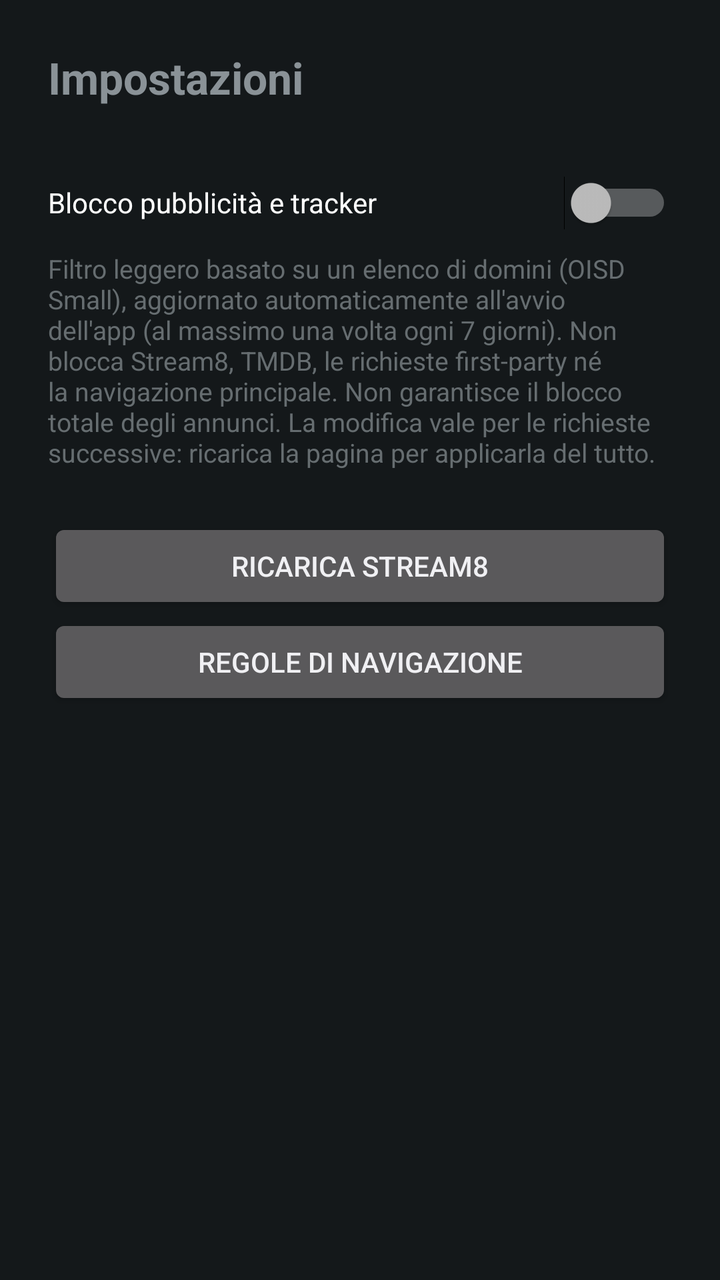
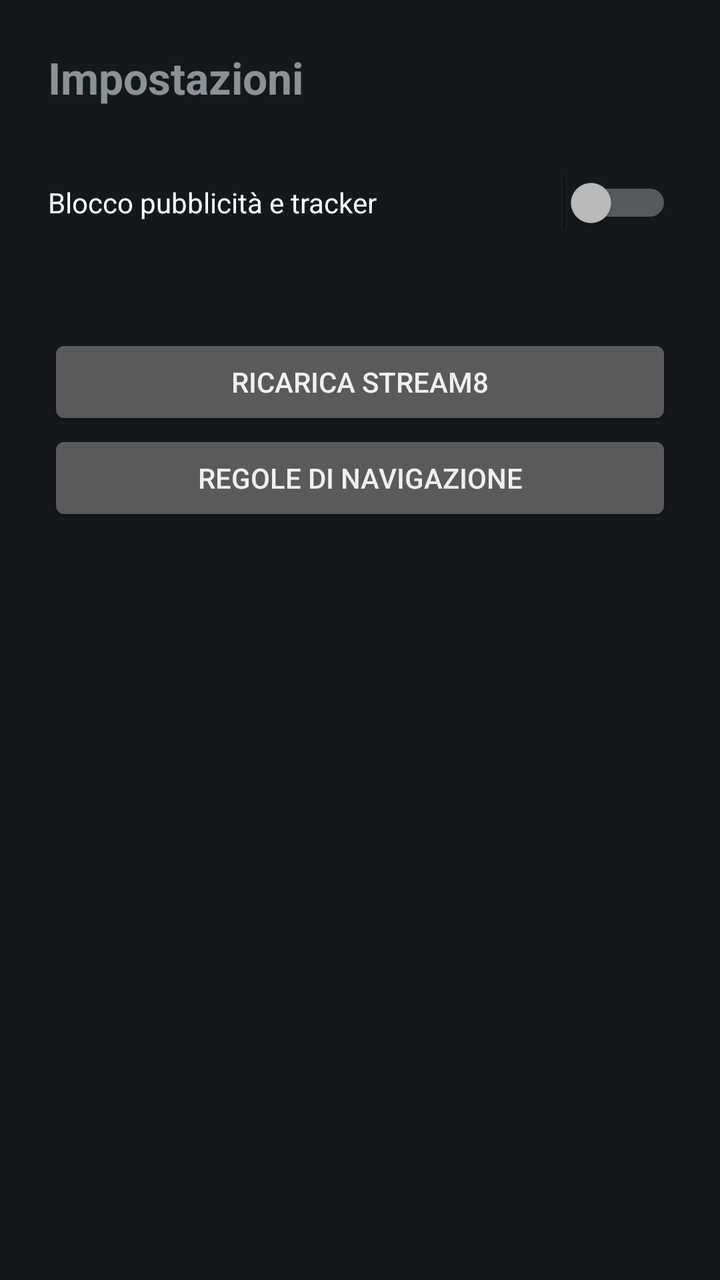

Two renders of the same Android screen: before a commit and after it. Below are the layout's source before the change and the commit's diff.
<!-- AndroidManifest.xml: application theme Theme.Stream8 -->
<!-- res/layout/activity_settings.xml -->
<?xml version="1.0" encoding="utf-8"?>
<ScrollView xmlns:android="http://schemas.android.com/apk/res/android"
    android:layout_width="match_parent"
    android:layout_height="match_parent"
    android:fitsSystemWindows="true">

    <LinearLayout
        android:layout_width="match_parent"
        android:layout_height="wrap_content"
        android:orientation="vertical"
        android:padding="24dp">

        <TextView
            android:layout_width="match_parent"
            android:layout_height="wrap_content"
            android:layout_marginBottom="24dp"
            android:text="@string/settings_title"
            android:textSize="22sp"
            android:textStyle="bold" />

        <Switch
            android:id="@+id/adblock_switch"
            android:layout_width="match_parent"
            android:layout_height="wrap_content"
            android:minHeight="48dp"
            android:text="@string/adblock_title" />

        <TextView
            android:layout_width="match_parent"
            android:layout_height="wrap_content"
            android:layout_marginBottom="24dp"
            android:alpha="0.7"
            android:text="@string/adblock_desc"
            android:textSize="13sp" />

        <Button
            android:id="@+id/reload_button"
            android:layout_width="match_parent"
            android:layout_height="wrap_content"
            android:text="@string/action_reload_home" />

        <Button
            android:id="@+id/rules_button"
            android:layout_width="match_parent"
            android:layout_height="wrap_content"
            android:text="@string/action_nav_rules" />

        <TextView
            android:id="@+id/version_text"
            android:layout_width="match_parent"
            android:layout_height="wrap_content"
            android:layout_marginTop="24dp"
            android:alpha="0.7"
            android:textSize="13sp" />
    </LinearLayout>
</ScrollView>
<!-- resources referenced by this layout -->
<resources>
  <string name="action_nav_rules">Regole di navigazione</string>
  <string name="action_reload_home">Ricarica Stream8</string>
  <string name="adblock_desc">Filtro leggero basato su un elenco di domini (OISD Small), aggiornato automaticamente all\'avvio dell\'app (al massimo una volta ogni 7 giorni). Non blocca Stream8, TMDB, le richieste first-party né la navigazione principale. Non garantisce il blocco totale degli annunci. La modifica vale per le richieste successive: ricarica la pagina per applicarla del tutto.</string>
  <string name="adblock_title">Blocco pubblicità e tracker</string>
  <string name="settings_title">Impostazioni</string>
  <style name="Theme.Stream8" parent="Base.Theme.Stream8" />
  <style name="Base.Theme.Stream8" parent="android:Theme.DeviceDefault.NoActionBar">
          <item name="android:windowBackground">@color/background</item>
          <item name="android:statusBarColor">@android:color/transparent</item>
          <item name="android:navigationBarColor">@android:color/transparent</item>
          <item name="android:windowDrawsSystemBarBackgrounds">true</item>
          
          <item name="android:windowLightStatusBar">false</item>
      </style>
  <color name="background">#14181A</color>
</resources>

<!-- the commit's change to res/layout/activity_settings.xml (unified diff, before → after) -->
@@ -26,11 +26,11 @@
             android:text="@string/adblock_title" />
 
         <TextView
+            android:id="@+id/adblock_desc"
             android:layout_width="match_parent"
             android:layout_height="wrap_content"
             android:layout_marginBottom="24dp"
             android:alpha="0.7"
-            android:text="@string/adblock_desc"
             android:textSize="13sp" />
 
         <Button
<!-- resource entries referenced after the edit -->
@@ -2,7 +2,6 @@
 <resources>
   <string name="action_nav_rules">Regole di navigazione</string>
   <string name="action_reload_home">Ricarica Stream8</string>
-  <string name="adblock_desc">Filtro leggero basato su un elenco di domini (OISD Small), aggiornato automaticamente all\'avvio dell\'app (al massimo una volta ogni 7 giorni). Non blocca Stream8, TMDB, le richieste first-party né la navigazione principale. Non garantisce il blocco totale degli annunci. La modifica vale per le richieste successive: ricarica la pagina per applicarla del tutto.</string>
   <string name="adblock_title">Blocco pubblicità e tracker</string>
   <string name="settings_title">Impostazioni</string>
   <style name="Theme.Stream8" parent="Base.Theme.Stream8" />
